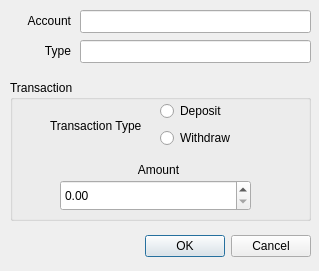
The window that gui/EasyAcct_BalEditor.ui (Aspectious/EasyAcct) describes before a commit, drawn with Qt 5.
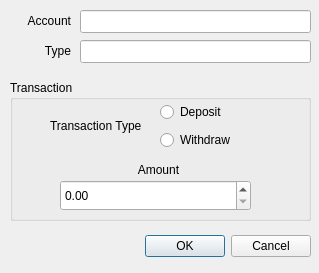
The same window after the commit.

Diff of the .ui file:
```diff
--- a/gui/EasyAcct_BalEditor.ui
+++ b/gui/EasyAcct_BalEditor.ui
@@ -7,7 +7,7 @@
     <x>0</x>
     <y>0</y>
     <width>319</width>
-    <height>271</height>
+    <height>273</height>
    </rect>
   </property>
   <property name="windowTitle">
@@ -118,7 +118,7 @@
       <x>150</x>
       <y>20</y>
       <width>121</width>
-      <height>51</height>
+      <height>52</height>
      </rect>
     </property>
     <layout class="QVBoxLayout" name="verticalLayout">
```
